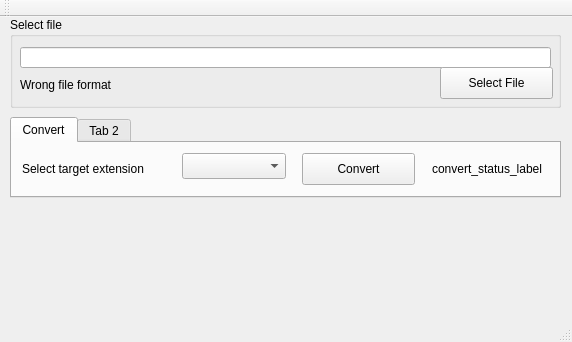
The window that resources/gui/mainwindow.ui (ihor-pyvovarnyk/oae-sound-processing-tool) describes before a commit, drawn with Qt 5.
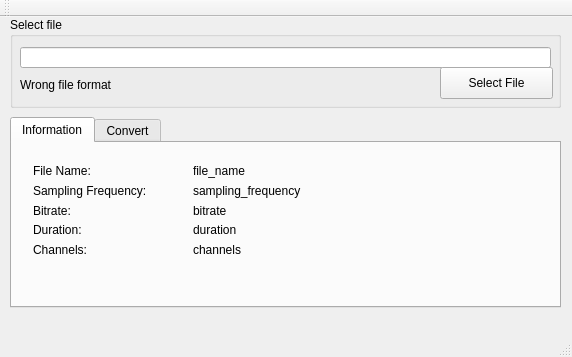
The same window after the commit.

Commit message: Added 'info' tab and fixed converter default target extension issue

```diff
--- a/resources/gui/mainwindow.ui
+++ b/resources/gui/mainwindow.ui
@@ -7,7 +7,7 @@
     <x>0</x>
     <y>0</y>
     <width>572</width>
-    <height>342</height>
+    <height>357</height>
    </rect>
   </property>
   <property name="windowTitle">
@@ -78,7 +78,7 @@
       <x>10</x>
       <y>100</y>
       <width>551</width>
-      <height>81</height>
+      <height>191</height>
      </rect>
     </property>
     <property name="layoutDirection">
@@ -86,8 +86,120 @@
     </property>
     <widget class="QWidget" name="tab">
      <attribute name="title">
+      <string>Information</string>
+     </attribute>
+     <widget class="QWidget" name="verticalLayoutWidget">
+      <property name="geometry">
+       <rect>
+        <x>10</x>
+        <y>10</y>
+        <width>160</width>
+        <height>114</height>
+       </rect>
+      </property>
+      <layout class="QVBoxLayout" name="info_labels_container">
+       <item>
+        <widget class="QLabel" name="info_file_name_label">
+         <property name="text">
+          <string>File Name:</string>
+         </property>
+        </widget>
+       </item>
+       <item>
+        <widget class="QLabel" name="info_sampling_frequency_label">
+         <property name="text">
+          <string>Sampling Frequency:</string>
+         </property>
+        </widget>
+       </item>
+       <item>
+        <widget class="QLabel" name="info_bitrate_label">
+         <property name="text">
+          <string>Bitrate:</string>
+         </property>
+        </widget>
+       </item>
+       <item>
+        <widget class="QLabel" name="info_duration_label">
+         <property name="text">
+          <string>Duration:</string>
+         </property>
+        </widget>
+       </item>
+       <item>
+        <widget class="QLabel" name="info_channels_label">
+         <property name="text">
+          <string>Channels:</string>
+         </property>
+        </widget>
+       </item>
+      </layout>
+     </widget>
+     <widget class="QWidget" name="verticalLayoutWidget_2">
+      <property name="geometry">
+       <rect>
+        <x>170</x>
+        <y>10</y>
+        <width>371</width>
+        <height>114</height>
+       </rect>
+      </property>
+      <layout class="QVBoxLayout" name="info_values_container">
+       <item>
+        <widget class="QLabel" name="info_file_name_value">
+         <property name="text">
+          <string>file_name</string>
+         </property>
+        </widget>
+       </item>
+       <item>
+        <widget class="QLabel" name="info_sampling_frequency_value">
+         <property name="text">
+          <string>sampling_frequency</string>
+         </property>
+        </widget>
+       </item>
+       <item>
+        <widget class="QLabel" name="info_bitrate_value">
+         <property name="text">
+          <string>bitrate</string>
+         </property>
+        </widget>
+       </item>
+       <item>
+        <widget class="QLabel" name="info_duration_value">
+         <property name="text">
+          <string>duration</string>
+         </property>
+        </widget>
+       </item>
+       <item>
+        <widget class="QLabel" name="info_channels_value">
+         <property name="text">
+          <string>channels</string>
+         </property>
+        </widget>
+       </item>
+      </layout>
+     </widget>
+    </widget>
+    <widget class="QWidget" name="tab_2">
+     <attribute name="title">
       <string>Convert</string>
      </attribute>
+     <widget class="QLabel" name="select_extension_label">
+      <property name="geometry">
+       <rect>
+        <x>10</x>
+        <y>10</y>
+        <width>151</width>
+        <height>31</height>
+       </rect>
+      </property>
+      <property name="text">
+       <string>Select target extension</string>
+      </property>
+     </widget>
      <widget class="QComboBox" name="convert_target_ext_combo_box">
       <property name="geometry">
        <rect>
@@ -114,19 +226,6 @@
        <string>Convert</string>
       </property>
      </widget>
-     <widget class="QLabel" name="select_extension_label">
-      <property name="geometry">
-       <rect>
-        <x>10</x>
-        <y>10</y>
-        <width>151</width>
-        <height>31</height>
-       </rect>
-      </property>
-      <property name="text">
-       <string>Select target extension</string>
-      </property>
-     </widget>
      <widget class="QLabel" name="convert_status_label">
       <property name="geometry">
        <rect>
@@ -141,11 +240,6 @@
       </property>
      </widget>
     </widget>
-    <widget class="QWidget" name="tab_2">
-     <attribute name="title">
-      <string>Tab 2</string>
-     </attribute>
-    </widget>
    </widget>
   </widget>
   <widget class="QMenuBar" name="menuBar">
```
Left out of the diff: 3 changed lines with no effect on the pictures. The commit also changes 6 other files.
